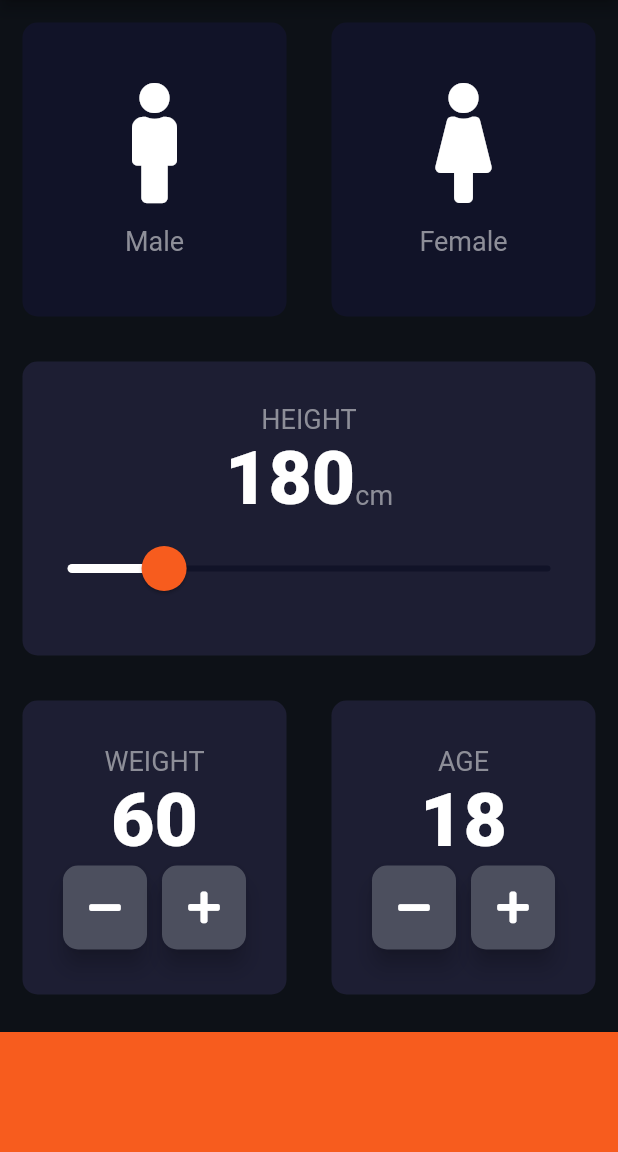
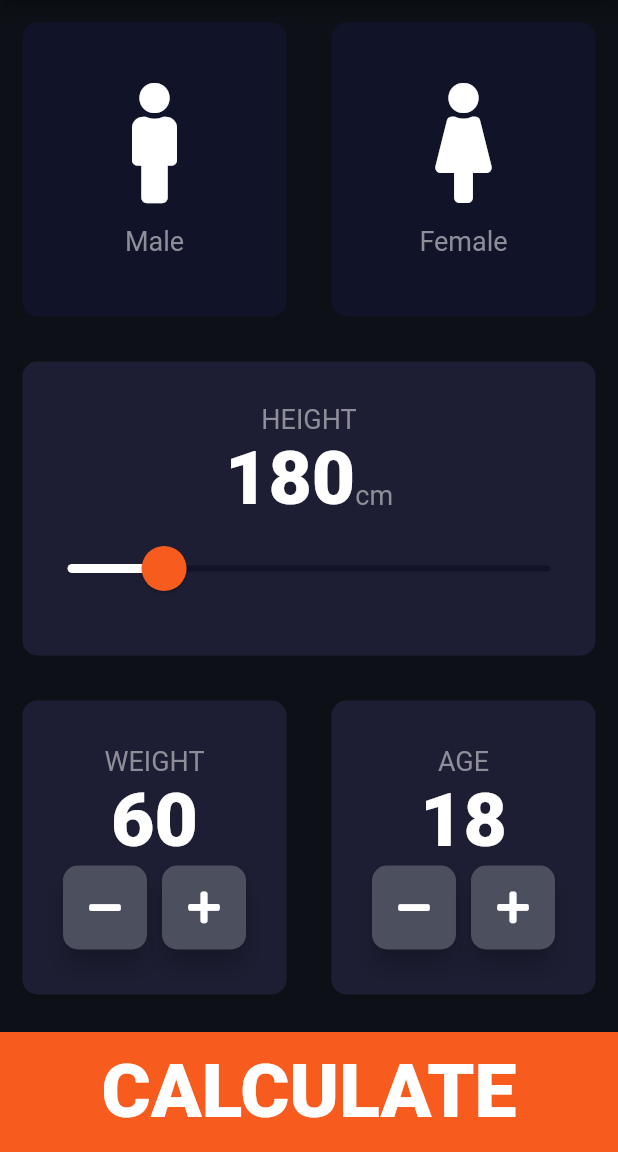
Before and after one commit to Prasoonagrawal/Flutter_Projects, a Flutter app: the screen it shows after launch, on a phone screen of 412 x 824 dp, the part 84-1236 px from its top. Run offline on Flutter 3.47's test engine with Material 2 defaults, Android fonts, the light colour scheme and no system bars; our stand-ins replace font_awesome_flutter, rflutter_alert.

Commit message:
13CHAPTER

```diff
--- a/bmicalculator/lib/inputpage.dart
+++ b/bmicalculator/lib/inputpage.dart
@@ -1,5 +1,6 @@
 import 'dart:math';
 import 'RoundButtonClass.dart';
+import 'result_page.dart';
 
 import 'package:flutter/material.dart';
 import 'package:font_awesome_flutter/font_awesome_flutter.dart';
@@ -211,11 +212,27 @@ class _InputPageState extends State<InputPage> {
                 ],
               ),
             ),
-            Container(
-              color: kBottomcontainerColor,
-              width: double.infinity,
-              height: kBottomContainerHeight,
-              margin: EdgeInsets.only(top: 10),
+            GestureDetector(
+              onTap: () {
+                Navigator.push(
+                  context,
+                  MaterialPageRoute(
+                    builder: (context) => ResultPage(),
+                  ),
+                );
+              },
+              child: Container(
+                child: Center(
+                  child: Text(
+                    "CALCULATE",
+                    style: kLabelTextStyleForNumber,
+                  ),
+                ),
+                color: kBottomcontainerColor,
+                width: double.infinity,
+                height: kBottomContainerHeight,
+                margin: EdgeInsets.only(top: 10),
+              ),
             )
           ],
         ));
```
Also changed, not shown: bmicalculator/lib/result_page.dart (added, +18 -0 lines).
